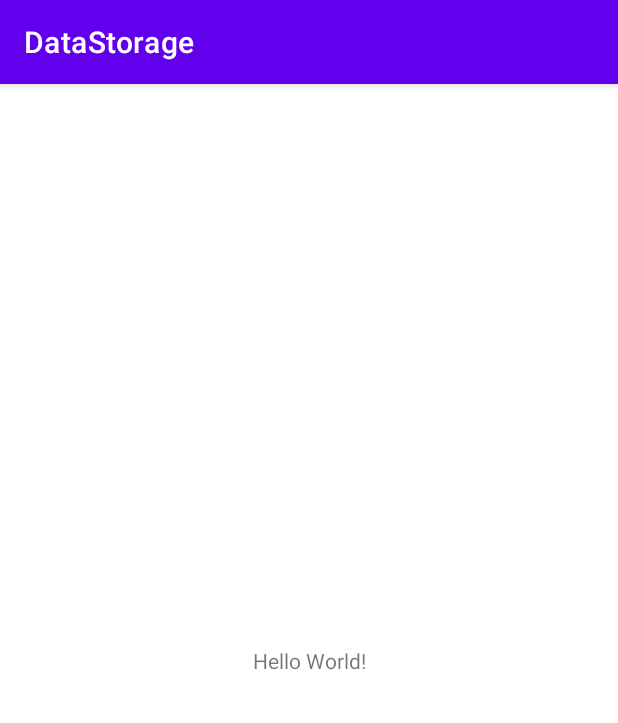
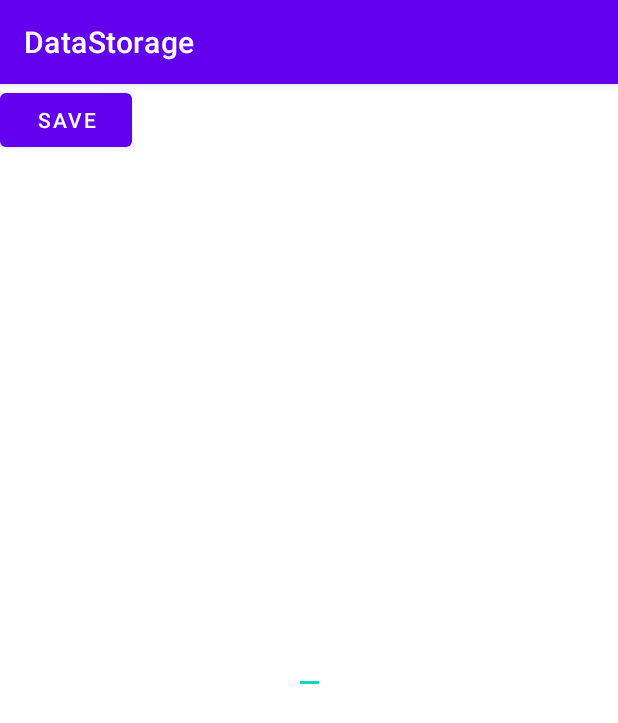
Before and after one commit to rajupraaa1234/DataStorage, an Android app: the screen it shows after launch (MainActivity), on a phone screen of 412 x 824 dp. Shown: the top 723 px of the screen. Run offline under Robolectric (Android 15) with nearby library versions, the phone set to English and light mode, and no system bars.

Commit message:
added SP

```diff
--- a/app/src/main/java/com/example/datastorage/MainActivity.kt
+++ b/app/src/main/java/com/example/datastorage/MainActivity.kt
@@ -2,10 +2,45 @@ package com.example.datastorage
 
 import androidx.appcompat.app.AppCompatActivity
 import android.os.Bundle
+import android.view.View
+import android.widget.EditText
 
 class MainActivity : AppCompatActivity() {
+
+    lateinit var txt : EditText
     override fun onCreate(savedInstanceState: Bundle?) {
         super.onCreate(savedInstanceState)
         setContentView(R.layout.activity_main)
+        init()
+    }
+
+    fun init(){
+        txt = findViewById(R.id.txt)
+    }
+    fun onClickHandler(view : View){
+        when(view.id){
+            R.id.button->{
+                onSaveData()
+            }
+        }
+    }
+
+    private fun onSaveData() {
+        var data = txt.text.toString()
+        var sharPref = getSharedPreferences("mtap", MODE_PRIVATE)
+        var editor = sharPref.edit()
+        editor.putString("name",data)
+        editor.apply()
+    }
+
+    override fun onResume() {
+        super.onResume()
+        restoreData()
+    }
+
+    private fun restoreData() {
+        var sharPref = getSharedPreferences("mtap", MODE_PRIVATE)
+        var data = sharPref.getString("name","")
+        txt.setText(data)
     }
 }
--- a/app/src/main/res/layout/activity_main.xml
+++ b/app/src/main/res/layout/activity_main.xml
@@ -6,7 +6,8 @@
     android:layout_height="match_parent"
     tools:context=".MainActivity">
 
-    <TextView
+    <EditText
+        android:id="@+id/txt"
         android:layout_width="wrap_content"
         android:layout_height="wrap_content"
         android:text="Hello World!"
@@ -15,4 +16,13 @@
         app:layout_constraintRight_toRightOf="parent"
         app:layout_constraintTop_toTopOf="parent" />
 
+    <Button
+        android:id="@+id/button"
+        android:layout_width="wrap_content"
+        android:layout_height="wrap_content"
+        android:text="save"
+        android:onClick="onClickHandler"
+        tools:layout_editor_absoluteX="154dp"
+        tools:layout_editor_absoluteY="453dp" />
+
 </androidx.constraintlayout.widget.ConstraintLayout>
```
Also changed, not shown: app/build.gradle (+4 -4 lines).
